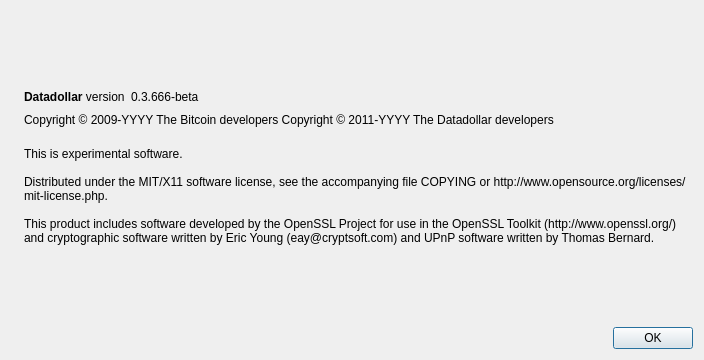
Before: the Qt Designer form src/qt/forms/aboutdialog.ui in shapiroisme/datadollar, drawn with Qt 5.
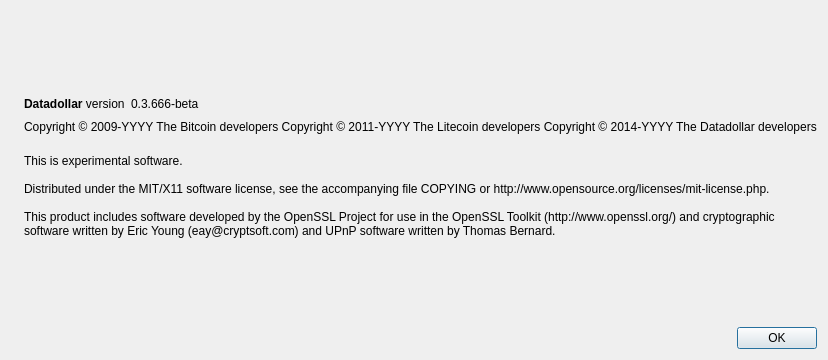
After: the same form once the commit is applied. Icons and pictures are not drawn.

What changed in the file:
```diff
--- a/src/qt/forms/aboutdialog.ui
+++ b/src/qt/forms/aboutdialog.ui
@@ -92,7 +92,8 @@
        </property>
        <property name="text">
         <string notr="true">Copyright &amp;copy; 2009-YYYY The Bitcoin developers
-Copyright &amp;copy; 2011-YYYY The Datadollar developers</string>
+Copyright &amp;copy; 2011-YYYY The Litecoin developers
+Copyright &amp;copy; 2014-YYYY The Datadollar developers</string>
        </property>
        <property name="textFormat">
         <enum>Qt::RichText</enum>
```
